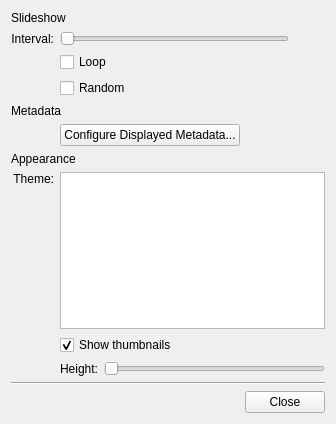
This is app/fullscreenconfigdialog.ui in KDE/gwenview as Qt 5 draws it before an edit. The edited form follows.
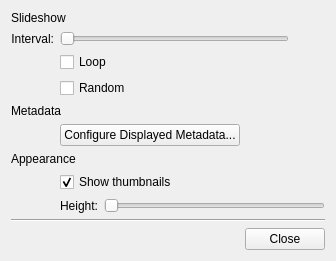
This is the edited form.

Commit message: Get rid of the FS theme: use default theme instead. Add "Browse" action.

The edit to the form file:
```diff
--- a/app/fullscreenconfigdialog.ui
+++ b/app/fullscreenconfigdialog.ui
@@ -1,12 +1,12 @@
 <ui version="4.0" >
  <class>FullScreenConfigDialog</class>
- <widget class="QWidget" name="FullScreenConfigDialog" >
-  <property name="geometry" >
+ <widget class="QWidget" name="FullScreenConfigDialog">
+  <property name="geometry">
    <rect>
     <x>0</x>
     <y>0</y>
     <width>336</width>
-    <height>424</height>
+    <height>261</height>
    </rect>
   </property>
   <layout class="QGridLayout" name="gridLayout" >
@@ -124,22 +124,9 @@
      </property>
     </widget>
    </item>
-   <item row="7" column="0" >
-    <widget class="QLabel" name="label_3" >
-     <property name="text" >
-      <string>Theme:</string>
-     </property>
-     <property name="alignment" >
-      <set>Qt::AlignRight|Qt::AlignTop|Qt::AlignTrailing</set>
-     </property>
-    </widget>
-   </item>
-   <item row="7" column="1" >
-    <widget class="QListWidget" name="mThemeListWidget" />
-   </item>
-   <item row="8" column="1" >
-    <widget class="QCheckBox" name="mShowThumbnailsCheckBox" >
-     <property name="text" >
+   <item row="7" column="1">
+    <widget class="QCheckBox" name="mShowThumbnailsCheckBox">
+     <property name="text">
       <string>Show thumbnails</string>
      </property>
      <property name="checked" >
@@ -147,8 +134,8 @@
      </property>
     </widget>
    </item>
-   <item row="9" column="1" >
-    <layout class="QHBoxLayout" name="horizontalLayout_4" >
+   <item row="8" column="1">
+    <layout class="QHBoxLayout" name="horizontalLayout_4">
      <item>
       <widget class="QLabel" name="label_5" >
        <property name="text" >
@@ -189,9 +176,9 @@
      </item>
     </layout>
    </item>
-   <item row="10" column="0" colspan="2" >
-    <widget class="Line" name="line" >
-     <property name="minimumSize" >
+   <item row="9" column="0" colspan="2">
+    <widget class="Line" name="line">
+     <property name="minimumSize">
       <size>
        <width>0</width>
        <height>3</height>
@@ -202,8 +189,8 @@
      </property>
     </widget>
    </item>
-   <item row="11" column="0" colspan="2" >
-    <layout class="QHBoxLayout" name="horizontalLayout_2" >
+   <item row="10" column="0" colspan="2">
+    <layout class="QHBoxLayout" name="horizontalLayout_2">
      <item>
       <spacer name="horizontalSpacer" >
        <property name="orientation" >
```
Left out of the diff: 134 changed lines with no effect on the pictures. The commit also changes 2 other files.
